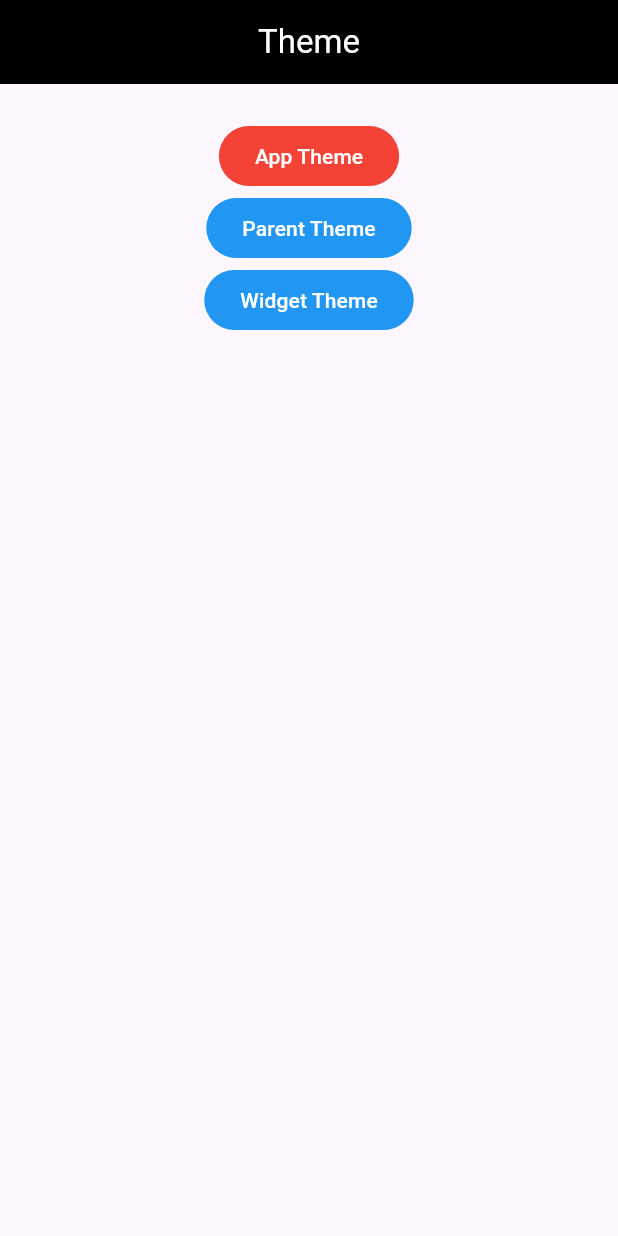
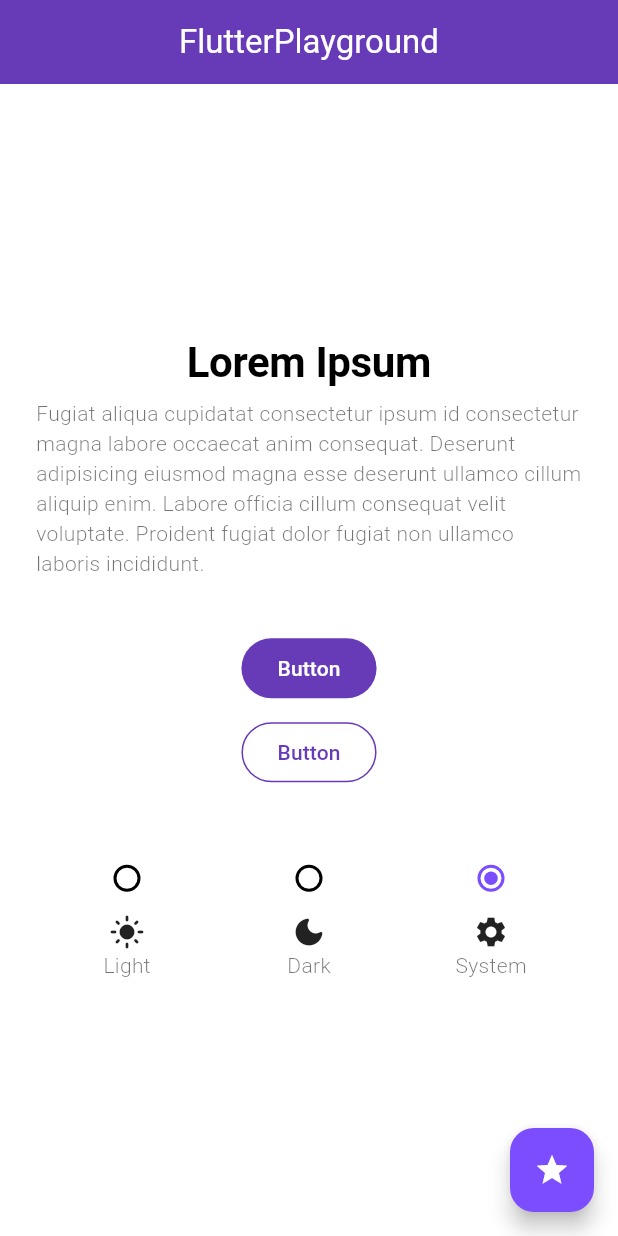
Before and after one commit to Kabir-Giuralarocca/ITSFlutter2024, a Flutter app: the ThemeScreen screen opened by its route, on a phone screen of 412 x 824 dp. Run offline on Flutter 3.47's test engine with Material 3 defaults, Android fonts, the phone set to English and light mode, and no system bars; our stand-ins replace flutter_bloc, go_router, google_fonts, material_symbols_icons.

Commit message:
theme ex

```diff
--- a/lib/main.dart
+++ b/lib/main.dart
@@ -1,5 +1,8 @@
 import 'package:corso_flutter_2024/router/app_router.dart';
+import 'package:corso_flutter_2024/ui/bloc/theme.cubit.dart';
+import 'package:corso_flutter_2024/ui/theme/app_theme.dart';
 import 'package:flutter/material.dart';
+import 'package:flutter_bloc/flutter_bloc.dart';
 import 'package:flutter_web_plugins/url_strategy.dart';
 import 'package:go_router/go_router.dart';
 
@@ -14,24 +17,17 @@ class MyApp extends StatelessWidget {
 
   @override
   Widget build(BuildContext context) {
-    return MaterialApp.router(
-      title: 'Flutter Demo',
-      theme: ThemeData(
-        colorScheme: ColorScheme.fromSeed(seedColor: Colors.deepPurple),
-        useMaterial3: true,
-        appBarTheme: const AppBarTheme(
-          backgroundColor: Colors.black,
-          foregroundColor: Colors.white,
-          centerTitle: true,
-        ),
-        filledButtonTheme: FilledButtonThemeData(
-          style: ButtonStyle(
-            backgroundColor: WidgetStatePropertyAll(Colors.red),
-            foregroundColor: WidgetStatePropertyAll(Colors.white),
-          ),
-        ),
-      ),
-      routerConfig: AppRouter.router,
+    return BlocProvider(
+      create: (context) => ThemeCubit(),
+      child: BlocBuilder<ThemeCubit, ThemeMode>(builder: (context, themeMode) {
+        return MaterialApp.router(
+          title: 'Flutter Demo',
+          theme: AppTheme.themeLight,
+          darkTheme: AppTheme.themeDark,
+          themeMode: themeMode,
+          routerConfig: AppRouter.router,
+        );
+      }),
     );
   }
 }
--- /dev/null
+++ b/lib/ui/bloc/theme.cubit.dart
@@ -0,0 +1,8 @@
+import 'package:flutter/material.dart';
+import 'package:flutter_bloc/flutter_bloc.dart';
+
+class ThemeCubit extends Cubit<ThemeMode> {
+  ThemeCubit() : super(ThemeMode.system);
+
+  void setThemeMode(ThemeMode mode) => emit(mode);
+}
--- a/lib/ui/screens/buttons_screen.dart
+++ b/lib/ui/screens/buttons_screen.dart
@@ -8,7 +8,7 @@ class ButtonsScreen extends StatelessWidget {
     return Scaffold(
       appBar: AppBar(title: const Text('Buttons')),
       body: Padding(
-        padding: const EdgeInsets.all(24),
+        padding: EdgeInsets.all(24),
         child: Column(
           children: [
             Row(
@@ -17,11 +17,11 @@ class ButtonsScreen extends StatelessWidget {
                 Column(children: [
                   FilledButton(
                     onPressed: () {},
-                    child: const Text('Filled'),
+                    child: Text('Filled'),
                   ),
                   ElevatedButton(
                     onPressed: () {},
-                    child: const Text('Elevated'),
+                    child: Text('Elevated'),
                   ),
                   OutlinedButton(
                     onPressed: () {},
--- a/lib/ui/screens/theme_screen.dart
+++ b/lib/ui/screens/theme_screen.dart
@@ -1,4 +1,6 @@
+import 'package:corso_flutter_2024/ui/bloc/theme.cubit.dart';
 import 'package:flutter/material.dart';
+import 'package:flutter_bloc/flutter_bloc.dart';
 
 class ThemeScreen extends StatelessWidget {
   const ThemeScreen({super.key});
@@ -6,38 +8,68 @@ class ThemeScreen extends StatelessWidget {
   @override
   Widget build(BuildContext context) {
     return Scaffold(
-      appBar: AppBar(title: Text('Theme')),
-      body: SingleChildScrollView(
-        padding: EdgeInsets.all(24),
-        child: Center(
-          child: Column(children: [
-            FilledButton(
-              onPressed: () {},
-              child: Text('App Theme'),
+      appBar: AppBar(title: Text('FlutterPlayground')),
+      body: Center(
+        child: SingleChildScrollView(
+          padding: EdgeInsets.all(24),
+          child: Column(mainAxisAlignment: MainAxisAlignment.center, children: [
+            Text(
+              'Lorem Ipsum',
+              style: Theme.of(context).textTheme.displayLarge,
             ),
-            Theme(
-              data: Theme.of(context).copyWith(
-                filledButtonTheme: FilledButtonThemeData(
-                  style: ButtonStyle(
-                    backgroundColor: WidgetStatePropertyAll(Colors.blue),
+            SizedBox(height: 8),
+            Text(
+              'Fugiat aliqua cupidatat consectetur ipsum id consectetur magna labore occaecat anim consequat. Deserunt adipisicing eiusmod magna esse deserunt ullamco cillum aliquip enim. Labore officia cillum consequat velit voluptate. Proident fugiat dolor fugiat non ullamco laboris incididunt.',
+            ),
+            SizedBox(height: 36),
+            FilledButton(onPressed: () {}, child: Text('Button')),
+            SizedBox(height: 8),
+            OutlinedButton(onPressed: () {}, child: Text('Button')),
+            SizedBox(height: 36),
+            Row(
+              mainAxisAlignment: MainAxisAlignment.spaceAround,
+              children: [
+                Column(children: [
+                  Radio.adaptive(
+                    value: ThemeMode.light,
+                    groupValue: context.watch<ThemeCubit>().state,
+                    onChanged: (value) {
+                      context.read<ThemeCubit>().setThemeMode(value ?? ThemeMode.light);
+                    },
                   ),
-                ),
-              ),
-              child: Column(
-                children: [
-                  FilledButton(
-                    onPressed: () {},
-                    child: Text('Parent Theme'),
+                  Icon(Icons.light_mode_rounded),
+                  Text('Light'),
+                ]),
+                Column(children: [
+                  Radio.adaptive(
+                    value: ThemeMode.dark,
+                    groupValue: context.watch<ThemeCubit>().state,
+                    onChanged: (value) {
+                      context.read<ThemeCubit>().setThemeMode(value ?? ThemeMode.dark);
+                    },
                   ),
-                  FilledButton(
-                    onPressed: () {},
-                    child: Text('Widget Theme'),
+                  Icon(Icons.dark_mode_rounded),
+                  Text('Dark'),
+                ]),
+                Column(children: [
+                  Radio.adaptive(
+                    value: ThemeMode.system,
+                    groupValue: context.watch<ThemeCubit>().state,
+                    onChanged: (value) {
+                      context.read<ThemeCubit>().setThemeMode(value ?? ThemeMode.system);
+                    },
                   ),
-                ],
-              ),
-            ),
+                  Icon(Icons.settings),
+                  Text('System'),
+                ]),
+              ],
+            )
           ]),
         ),
+      ),
+      floatingActionButton: FloatingActionButton(
+        onPressed: () {},
+        child: Icon(Icons.star),
       ),
     );
   }
--- /dev/null
+++ b/lib/ui/theme/app_theme.dart
@@ -0,0 +1,87 @@
+import 'package:flutter/material.dart';
+
+class AppTheme {
+  static ThemeData themeLight = ThemeData(
+    useMaterial3: true,
+    brightness: Brightness.light,
+    scaffoldBackgroundColor: Colors.white,
+    appBarTheme: AppBarTheme(
+      backgroundColor: Colors.deepPurple,
+      foregroundColor: Colors.white,
+      centerTitle: true,
+    ),
+    textTheme: TextTheme(
+      displayLarge: TextStyle(
+        fontSize: 28,
+        fontWeight: FontWeight.w700,
+        color: Colors.black,
+      ),
+      bodyMedium: TextStyle(
+        fontSize: 14,
+        fontWeight: FontWeight.w300,
+        color: Colors.black54,
+      ),
+    ),
+    filledButtonTheme: FilledButtonThemeData(
+      style: ButtonStyle(
+        backgroundColor: WidgetStatePropertyAll(Colors.deepPurple),
+        foregroundColor: WidgetStatePropertyAll(Colors.white),
+      ),
+    ),
+    outlinedButtonTheme: OutlinedButtonThemeData(
+      style: ButtonStyle(
+        foregroundColor: WidgetStatePropertyAll(Colors.deepPurple),
+        side: WidgetStatePropertyAll(BorderSide(color: Colors.deepPurple)),
+      ),
+    ),
+    floatingActionButtonTheme: FloatingActionButtonThemeData(
+      backgroundColor: Colors.deepPurpleAccent,
+      foregroundColor: Colors.white,
+    ),
+    colorScheme: ColorScheme.fromSwatch(brightness: Brightness.light).copyWith(
+      primary: Colors.deepPurpleAccent,
+    ),
+  );
+
+  static ThemeData themeDark = ThemeData(
+    useMaterial3: true,
+    brightness: Brightness.dark,
+    scaffoldBackgroundColor: Colors.black,
+    appBarTheme: AppBarTheme(
+      backgroundColor: Colors.teal,
+      foregroundColor: Colors.black,
+      centerTitle: true,
+    ),
+    textTheme: TextTheme(
+      displayLarge: TextStyle(
+        fontSize: 28,
+        fontWeight: FontWeight.w700,
+        color: Colors.white,
+      ),
+      bodyMedium: TextStyle(
+        fontSize: 14,
+        fontWeight: FontWeight.w300,
+        color: Colors.white54,
+      ),
+    ),
+    filledButtonTheme: FilledButtonThemeData(
+      style: ButtonStyle(
+        backgroundColor: WidgetStatePropertyAll(Colors.teal),
+        foregroundColor: WidgetStatePropertyAll(Colors.white),
+      ),
+    ),
+    outlinedButtonTheme: OutlinedButtonThemeData(
+      style: ButtonStyle(
+        foregroundColor: WidgetStatePropertyAll(Colors.teal),
+        side: WidgetStatePropertyAll(BorderSide(color: Colors.teal)),
+      ),
+    ),
+    floatingActionButtonTheme: FloatingActionButtonThemeData(
+      backgroundColor: Colors.tealAccent,
+      foregroundColor: Colors.white,
+    ),
+    colorScheme: ColorScheme.fromSwatch(brightness: Brightness.dark).copyWith(
+      primary: Colors.tealAccent,
+    ),
+  );
+}
--- a/pubspec.yaml
+++ b/pubspec.yaml
@@ -31,6 +31,7 @@ dependencies:
   cupertino_icons: ^1.0.8
   flutter:
     sdk: flutter
+  flutter_bloc: ^8.1.6
   flutter_web_plugins:
     sdk: flutter
   go_router: ^14.3.0
```
Also changed, not shown: pubspec.lock.
